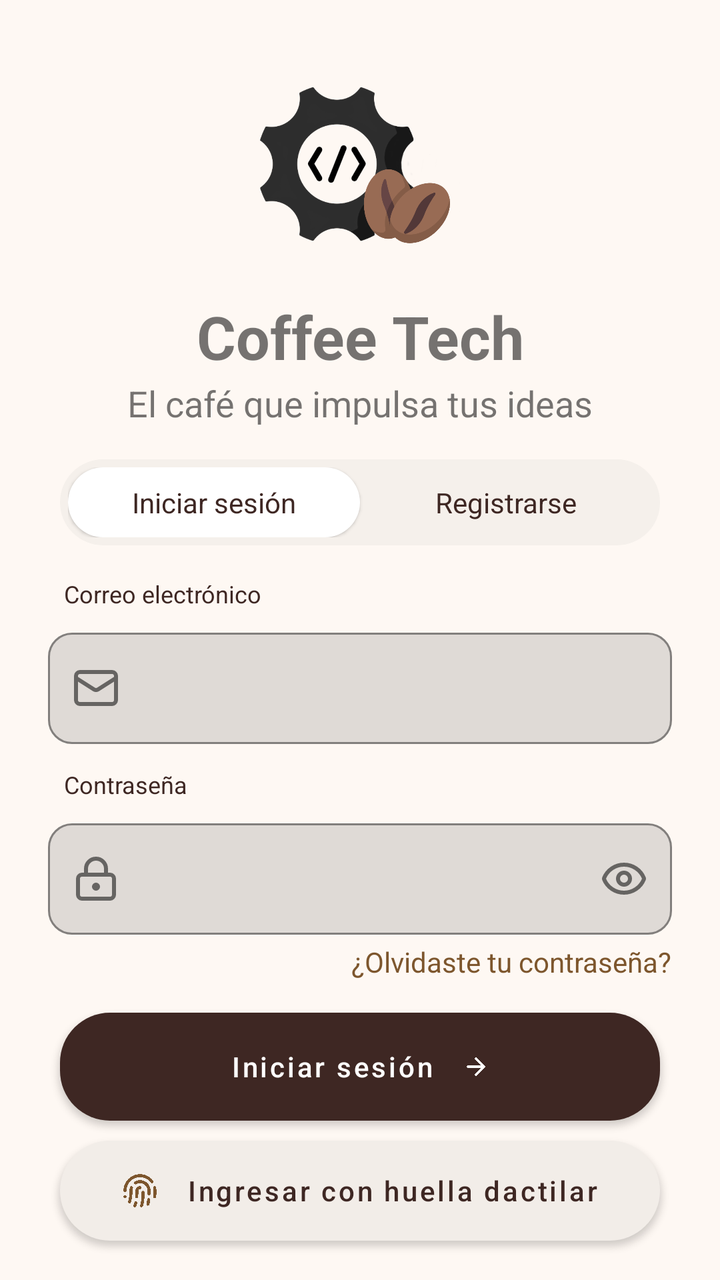
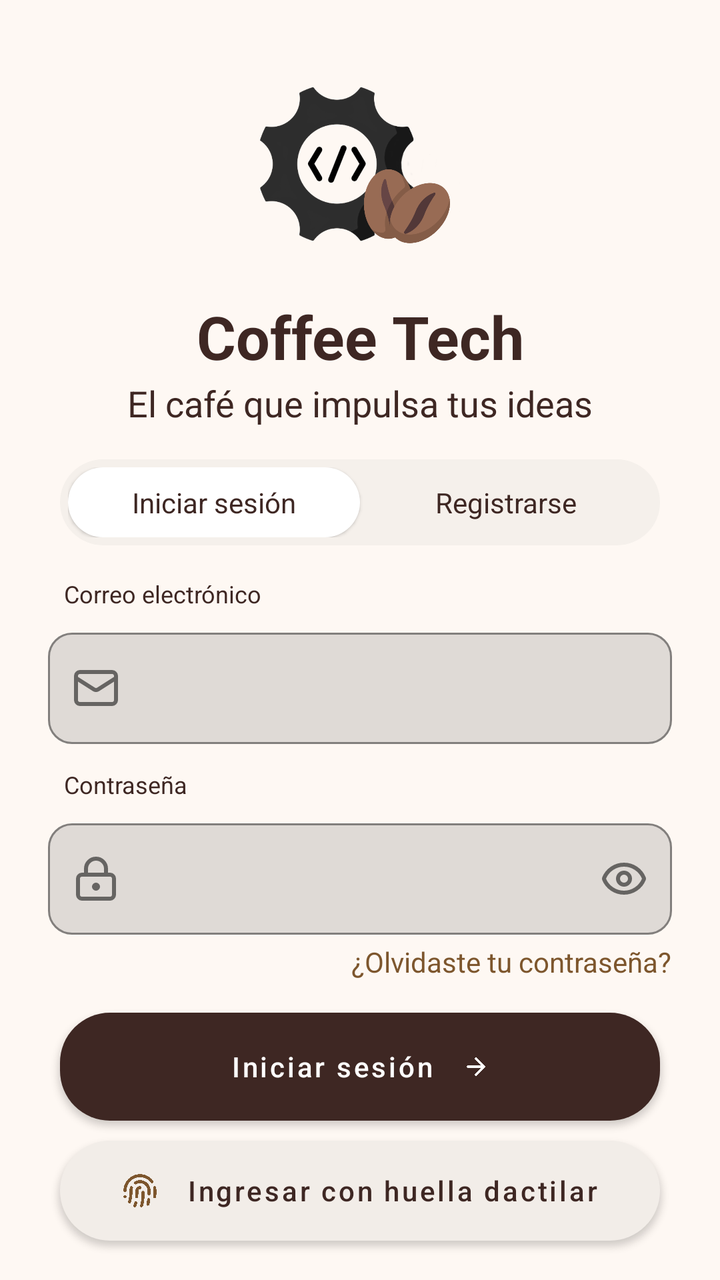

Two renders of the same Android screen: before a commit and after it. Below are the layout's source before the change and the commit's diff.
<!-- AndroidManifest.xml: application theme Theme.CoffeeTechMobile -->
<!-- res/layout/activity_sign_in.xml -->
<?xml version="1.0" encoding="utf-8"?>
<androidx.core.widget.NestedScrollView
    xmlns:android="http://schemas.android.com/apk/res/android"
    xmlns:app="http://schemas.android.com/apk/res-auto"
    android:layout_width="match_parent"
    android:layout_height="match_parent"
    android:fillViewport="true"
    android:clipToPadding="false">

    <androidx.constraintlayout.widget.ConstraintLayout
        android:id="@+id/sign_in_layout"
        android:layout_width="match_parent"
        android:layout_height="wrap_content"
        android:paddingBottom="30dp">

        <ImageView
            android:id="@+id/Logo"
            android:layout_width="100dp"
            android:layout_height="100dp"
            android:src="@drawable/logo"
            android:scaleType="fitCenter"
            android:contentDescription="@string/logo_description"
            android:layout_marginTop="32dp"
            app:layout_constraintTop_toTopOf="parent"
            app:layout_constraintStart_toStartOf="parent"
            app:layout_constraintEnd_toEndOf="parent" />

        <TextView
            android:id="@+id/signInTitle"
            android:layout_width="wrap_content"
            android:layout_height="wrap_content"
            android:layout_marginTop="16dp"
            android:text="@string/sign_in_title"
            android:textSize="30sp"
            android:textStyle="bold"
            app:layout_constraintEnd_toEndOf="parent"
            app:layout_constraintStart_toStartOf="parent"
            app:layout_constraintTop_toBottomOf="@id/Logo" />

        <TextView
            android:id="@+id/signInSubtitle"
            android:layout_width="wrap_content"
            android:layout_height="wrap_content"
            android:layout_marginTop="1dp"
            android:text="@string/sign_in_subtitle"
            android:textSize="18sp"
            android:textStyle="normal"
            app:layout_constraintEnd_toEndOf="parent"
            app:layout_constraintStart_toStartOf="parent"
            app:layout_constraintTop_toBottomOf="@id/signInTitle" />

        <LinearLayout
            android:id="@+id/auth_mode_selector"
            android:layout_width="0dp"
            android:layout_height="wrap_content"
            android:layout_marginStart="30dp"
            android:layout_marginEnd="30dp"
            android:layout_marginTop="16dp"
            android:orientation="horizontal"
            android:padding="4dp"
            android:background="@drawable/bg_auth_selector"
            app:layout_constraintTop_toBottomOf="@id/signInSubtitle"
            app:layout_constraintStart_toStartOf="parent"
            app:layout_constraintEnd_toEndOf="parent"
            app:layout_constraintWidth_max="320dp">

            <TextView
                android:id="@+id/sign_in_tab"
                android:layout_width="0dp"
                android:layout_height="wrap_content"
                android:layout_weight="1"
                android:gravity="center"
                android:paddingVertical="8dp"
                android:text="@string/sign_in_tab"
                android:textSize="14sp"
                android:textColor="@color/coffee_primary"
                android:background="@drawable/bg_auth_selector_selected"
                android:elevation="1dp" />

            <TextView
                android:id="@+id/sign_up_tab"
                android:layout_width="0dp"
                android:layout_height="wrap_content"
                android:layout_weight="1"
                android:gravity="center"
                android:paddingVertical="8dp"
                android:text="@string/sign_up_tab"
                android:textSize="14sp"
                android:textColor="@color/coffee_primary" />

        </LinearLayout>

        <LinearLayout
            android:id="@+id/email_field_container"
            android:layout_width="0dp"
            android:layout_height="wrap_content"
            android:layout_marginStart="24dp"
            android:layout_marginEnd="24dp"
            android:layout_marginTop="16dp"
            android:orientation="vertical"
            app:layout_constraintTop_toBottomOf="@id/auth_mode_selector"
            app:layout_constraintStart_toStartOf="parent"
            app:layout_constraintEnd_toEndOf="parent">

            <TextView
                android:layout_width="match_parent"
                android:layout_height="wrap_content"
                android:layout_marginStart="8dp"
                android:layout_marginBottom="6dp"
                android:text="@string/email_label"
                android:textSize="12sp"
                android:textColor="@color/coffee_primary" />

            <com.google.android.material.textfield.TextInputLayout
                android:id="@+id/email_input_layout"
                android:layout_width="match_parent"
                android:layout_height="wrap_content"
                app:boxBackgroundMode="outline"
                app:boxCornerRadiusTopStart="12dp"
                app:boxCornerRadiusTopEnd="12dp"
                app:boxCornerRadiusBottomStart="12dp"
                app:boxCornerRadiusBottomEnd="12dp"
                app:startIconDrawable="@drawable/ic_mail">

                <com.google.android.material.textfield.TextInputEditText
                    android:id="@+id/email_edit_text"
                    android:layout_width="match_parent"
                    android:layout_height="wrap_content"
                    android:autofillHints="emailAddress"
                    android:gravity="center_vertical"
                    android:inputType="textEmailAddress"
                    android:singleLine="true" />

            </com.google.android.material.textfield.TextInputLayout>

        </LinearLayout>

        <LinearLayout
            android:id="@+id/password_field_container"
            android:layout_width="0dp"
            android:layout_height="wrap_content"
            android:layout_marginStart="24dp"
            android:layout_marginEnd="24dp"
            android:layout_marginTop="12dp"
            android:orientation="vertical"
            app:layout_constraintTop_toBottomOf="@id/email_field_container"
            app:layout_constraintStart_toStartOf="parent"
            app:layout_constraintEnd_toEndOf="parent">

            <TextView
                android:layout_width="match_parent"
                android:layout_height="wrap_content"
                android:layout_marginStart="8dp"
                android:layout_marginBottom="6dp"
                android:text="@string/password_label"
                android:textSize="12sp"
                android:textColor="@color/coffee_primary" />

            <com.google.android.material.textfield.TextInputLayout
                android:id="@+id/password_input_layout"
                android:layout_width="match_parent"
                android:layout_height="wrap_content"
                app:boxBackgroundMode="outline"
                app:boxCornerRadiusTopStart="12dp"
                app:boxCornerRadiusTopEnd="12dp"
                app:boxCornerRadiusBottomStart="12dp"
                app:boxCornerRadiusBottomEnd="12dp"
                app:startIconDrawable="@drawable/ic_lock_keyhole"
                app:startIconContentDescription="@string/password_icon_description"
                app:endIconMode="custom"
                app:endIconDrawable="@drawable/ic_eye"
                app:endIconContentDescription="@string/show_password">

                <com.google.android.material.textfield.TextInputEditText
                    android:id="@+id/password_edit_text"
                    android:layout_width="match_parent"
                    android:layout_height="wrap_content"
                    android:gravity="center_vertical"
                    android:inputType="textPassword"
                    android:singleLine="true"
                    android:autofillHints="password" />

            </com.google.android.material.textfield.TextInputLayout>

        </LinearLayout>

        <TextView
            android:id="@+id/forgot_password"
            android:layout_width="wrap_content"
            android:layout_height="wrap_content"
            android:text="@string/forgot_password"
            android:textSize="14sp"
            android:textColor="@color/coffee_secondary"
            android:layout_marginTop="4dp"
            android:layout_marginEnd="24dp"
            app:layout_constraintTop_toBottomOf="@id/password_field_container"
            app:layout_constraintEnd_toEndOf="parent" />

        <com.google.android.material.button.MaterialButton
            android:id="@+id/sign_in_button"
            android:layout_width="0dp"
            android:layout_height="54dp"
            android:layout_marginStart="30dp"
            android:layout_marginEnd="30dp"
            android:layout_marginTop="16dp"
            android:text="@string/sign_in_button"
            android:textSize="14sp"
            android:textColor="@color/text_light"
            android:textAllCaps="false"
            android:elevation="4dp"
            android:insetTop="0dp"
            android:insetBottom="0dp"
            app:backgroundTint="@color/coffee_primary"
            app:cornerRadius="25dp"
            app:icon="@drawable/ic_arrow_right"
            app:iconTint="@color/text_light"
            app:iconSize="14dp"
            app:iconGravity="textEnd"
            app:iconPadding="14dp"
            app:layout_constraintTop_toBottomOf="@id/forgot_password"
            app:layout_constraintStart_toStartOf="parent"
            app:layout_constraintEnd_toEndOf="parent" />

        <com.google.android.material.button.MaterialButton
            android:id="@+id/biometric_button"
            android:layout_width="0dp"
            android:layout_height="50dp"
            android:layout_marginStart="30dp"
            android:layout_marginEnd="30dp"
            android:layout_marginTop="10dp"
            android:text="@string/biometric_button"
            android:textSize="14sp"
            android:textColor="@color/coffee_primary"
            android:textAllCaps="false"
            android:elevation="3dp"
            android:insetTop="0dp"
            android:insetBottom="0dp"
            app:backgroundTint="@color/biometric_button_background"
            app:cornerRadius="25dp"
            app:icon="@drawable/ic_fingerprint_pattern"
            app:iconTint="@color/coffee_secondary"
            app:iconSize="18dp"
            app:iconGravity="textStart"
            app:iconPadding="14dp"
            app:layout_constraintTop_toBottomOf="@id/sign_in_button"
            app:layout_constraintStart_toStartOf="parent"
            app:layout_constraintEnd_toEndOf="parent" />

        <LinearLayout
            android:id="@+id/social_auth_container"
            android:layout_width="0dp"
            android:layout_height="wrap_content"
            android:layout_marginStart="30dp"
            android:layout_marginEnd="30dp"
            android:layout_marginTop="18dp"
            android:orientation="vertical"
            app:layout_constraintTop_toBottomOf="@id/biometric_button"
            app:layout_constraintStart_toStartOf="parent"
            app:layout_constraintEnd_toEndOf="parent">

            <LinearLayout
                android:layout_width="match_parent"
                android:layout_height="16dp"
                android:orientation="horizontal"
                android:gravity="center_vertical">

                <View
                    android:layout_width="0dp"
                    android:layout_height="1dp"
                    android:layout_weight="1"
                    android:background="@color/social_divider" />

                <TextView
                    android:layout_width="wrap_content"
                    android:layout_height="wrap_content"
                    android:text="@string/social_divider_text"
                    android:textSize="12sp"
                    android:textColor="@color/coffee_primary"
                    android:paddingStart="12dp"
                    android:paddingEnd="12dp" />

                <View
                    android:layout_width="0dp"
                    android:layout_height="1dp"
                    android:layout_weight="1"
                    android:background="@color/social_divider" />

            </LinearLayout>

            <LinearLayout
                android:layout_width="match_parent"
                android:layout_height="62dp"
                android:layout_marginTop="16dp"
                android:gravity="center"
                android:orientation="horizontal">

                <FrameLayout
                    android:layout_width="56dp"
                    android:layout_height="56dp"
                    android:background="@drawable/bg_social_button"
                    android:elevation="2dp">

                    <ImageView
                        android:layout_width="28dp"
                        android:layout_height="28dp"
                        android:layout_gravity="center"
                        android:contentDescription="@string/google_icon_description"
                        android:src="@drawable/ic_google" />

                </FrameLayout>

                <FrameLayout
                    android:layout_width="56dp"
                    android:layout_height="56dp"
                    android:layout_marginStart="16dp"
                    android:background="@drawable/bg_social_button"
                    android:elevation="2dp">

                    <ImageView
                        android:layout_width="28dp"
                        android:layout_height="28dp"
                        android:layout_gravity="center"
                        android:contentDescription="@string/facebook_icon_description"
                        android:src="@drawable/ic_facebook" />

                </FrameLayout>

            </LinearLayout>

        </LinearLayout>

    </androidx.constraintlayout.widget.ConstraintLayout>

</androidx.core.widget.NestedScrollView>
<!-- resources referenced by this layout -->
<resources>
  <color name="biometric_button_background">#F2EDE8</color>
  <color name="coffee_primary">#3E2723</color>
  <color name="coffee_secondary">#7D562D</color>
  <color name="social_divider">#99D3C3C2</color>
  <color name="text_light">#FFFFFF</color>
  <!-- drawable bg_auth_selector (drawable) -->
  <?xml version="1.0" encoding="utf-8"?>
  <shape xmlns:android="http://schemas.android.com/apk/res/android">
      <solid android:color="@color/coffee_selector_background" />
      <corners android:radius="999dp" />
  </shape>
  <!-- drawable bg_auth_selector_selected (drawable) -->
  <?xml version="1.0" encoding="utf-8"?>
  <shape xmlns:android="http://schemas.android.com/apk/res/android">
      <solid android:color="@color/coffee_selector_active" />
      <corners android:radius="999dp" />
  </shape>
  <!-- drawable bg_social_button (drawable) -->
  <?xml version="1.0" encoding="utf-8"?>
  <shape xmlns:android="http://schemas.android.com/apk/res/android">
      <solid android:color="@color/coffee_selector_background" />
      <corners android:radius="999dp" />
  </shape>
  <!-- drawable ic_facebook (drawable) -->
  <vector xmlns:android="http://schemas.android.com/apk/res/android"
      android:width="1dp"
      android:height="1dp"
      android:viewportWidth="24"
      android:viewportHeight="24">
    <group>
      <clip-path
          android:pathData="M0,0h24v24H0z"/>
      <path
          android:pathData="M0,12.067C0,18.034 4.333,22.994 10,24v-8.667H7V12h3V9.333c0,-3 1.933,-4.666 4.667,-4.666c0.866,0 1.8,0.133 2.666,0.266V8H15.8c-1.467,0 -1.8,0.733 -1.8,1.667V12h3.2l-0.533,3.333H14V24c5.667,-1.006 10,-5.966 10,-11.933C24,5.43 18.6,0 12,0S0,5.43 0,12.067"
          android:fillColor="#3e2723"
          android:fillType="evenOdd"/>
    </group>
  </vector>
  <string name="biometric_button">Ingresar con huella dactilar</string>
  <string name="email_label">Correo electrónico</string>
  <string name="facebook_icon_description">Logotipo de Facebook</string>
  
      // Strings for sing up view
  <string name="forgot_password">¿Olvidaste tu contraseña?</string>
  <string name="google_icon_description">Logotipo de Google</string>
  <string name="logo_description">Logo de Coffee Tech</string>
  <string name="password_icon_description">Icono de contraseña</string>
  <string name="password_label">Contraseña</string>
  <string name="show_password">Mostrar contraseña</string>
  <string name="sign_in_button">Iniciar sesión</string>
  <string name="sign_in_subtitle">El café que impulsa tus ideas</string>
  <string name="sign_in_tab">Iniciar sesión</string>
  <string name="sign_in_title">Coffee Tech</string>
  <string name="sign_up_tab">Registrarse</string>
  <string name="social_divider_text">o conéctate con</string>
  <style name="Theme.CoffeeTechMobile" parent="Theme.MaterialComponents.Light.NoActionBar">
  
          <item name="colorPrimary">@color/coffee_primary</item>
          <item name="colorSecondary">@color/coffee_secondary</item>
  
          <item name="colorOnPrimary">@color/text_light</item>
          <item name="colorOnSecondary">@color/text_light</item>
  
          <item name="colorAccent">@color/coffee_secondary</item>
  
          <item name="android:windowBackground">@color/background_app</item>
  
      </style>
  <color name="coffee_selector_background">#F5F0EB</color>
  <color name="coffee_selector_active">#FFFFFF</color>
  <color name="background_app">#FEF8F3</color>
  <!-- unchanged entries left out for length: 7 -->
</resources>

<!-- the commit's change to res/layout/activity_sign_in.xml (unified diff, before → after) -->
@@ -31,6 +31,7 @@
             android:layout_height="wrap_content"
             android:layout_marginTop="16dp"
             android:text="@string/sign_in_title"
+            android:textColor="@color/coffee_primary"
             android:textSize="30sp"
             android:textStyle="bold"
             app:layout_constraintEnd_toEndOf="parent"
@@ -43,6 +44,7 @@
             android:layout_height="wrap_content"
             android:layout_marginTop="1dp"
             android:text="@string/sign_in_subtitle"
+            android:textColor="@color/coffee_primary"
             android:textSize="18sp"
             android:textStyle="normal"
             app:layout_constraintEnd_toEndOf="parent"
